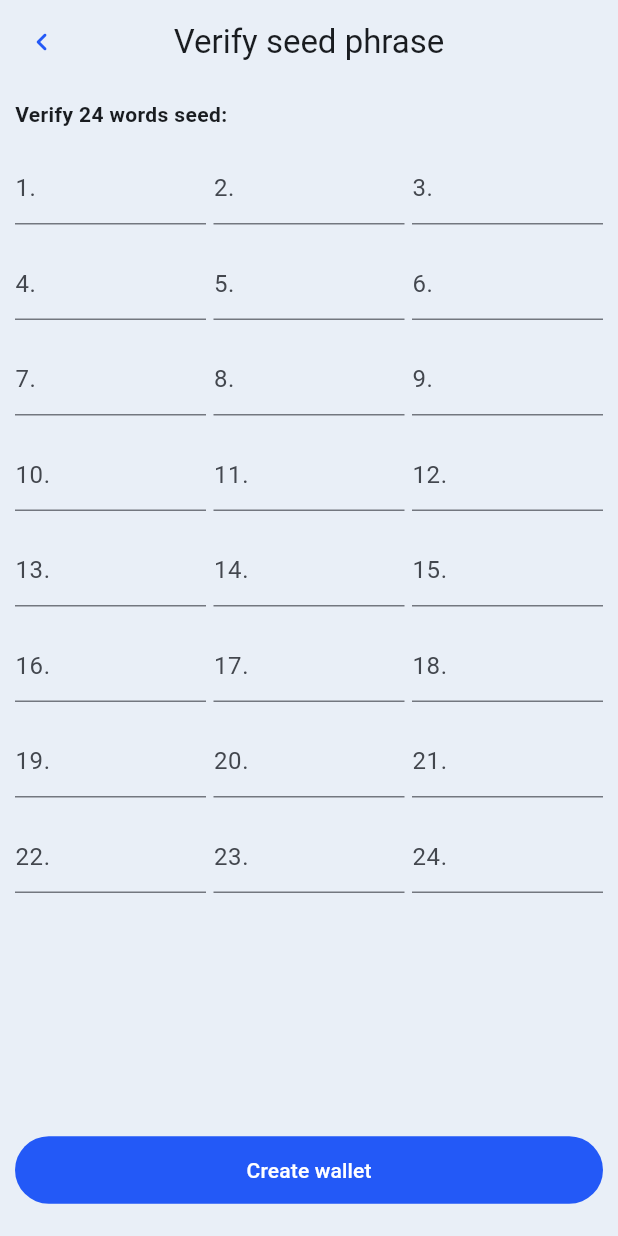
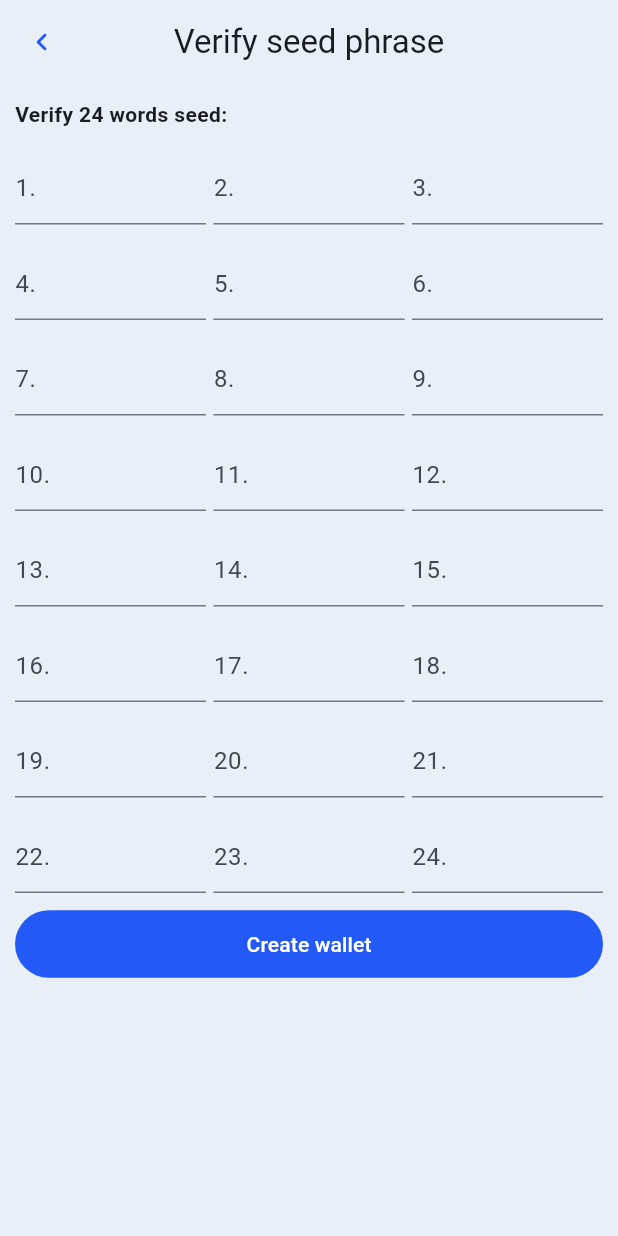
Before and after one commit to steel97/veil_wallet, a Flutter app: the NewWalletSaveSeed widget shown alone on an empty page, opened directly, after a tap on "Next", on a phone screen of 412 x 824 dp. Run offline on Flutter 3.47's test engine with Material 2 defaults, Android fonts, the phone set to English and light mode, and no system bars; our stand-ins replace file_picker, flutter_secure_storage, local_auth; missing offline and left inert: extended_text, veil_light_plugin; accounts and stored records are empty; generated files the repository leaves out were written again.

```diff
--- a/lib/src/views/new_wallet_save_seed.dart
+++ b/lib/src/views/new_wallet_save_seed.dart
@@ -32,10 +32,7 @@ class NewWalletSaveSeedState extends State<NewWalletSaveSeed> {
         child: Container(
             width: double.infinity,
             margin: const EdgeInsets.fromLTRB(0, 0, 0, 10),
-            child: Column(
-                mainAxisAlignment: MainAxisAlignment.center,
-                crossAxisAlignment: CrossAxisAlignment.center,
-                children: [
+            child: ListView(children: [
               Container(
                   margin: const EdgeInsets.fromLTRB(10, 10, 10, 10),
                   child: TextField(
@@ -53,21 +50,20 @@ class NewWalletSaveSeedState extends State<NewWalletSaveSeed> {
                   margin: const EdgeInsets.fromLTRB(10, 10, 10, 0),
                   width: double.infinity,
                   child: Text(
-                        AppLocalizations.of(context)
-                                ?.saveSeedPhraseDescription ??
+                    AppLocalizations.of(context)?.saveSeedPhraseDescription ??
                         stringNotFoundText,
                     style: const TextStyle(fontWeight: FontWeight.bold),
                     textAlign: TextAlign.left,
                   )),
-                  Expanded(
-                      child: Container(
+              Container(
                   margin: const EdgeInsets.symmetric(horizontal: 10),
                   child: GridView.count(
-                            // Create a grid with 2 columns. If you change the scrollDirection to
-                            // horizontal, this produces 2 rows.
+                    physics: const NeverScrollableScrollPhysics(),
+                    shrinkWrap: true,
+                    //
                     crossAxisCount: 3,
                     childAspectRatio: 2,
-                            crossAxisSpacing: 10,
+                    crossAxisSpacing: 5,
                     // Generate 100 widgets that display their index in the List.
                     children: BaseStaticState.newWalletWords
                         .asMap()
@@ -87,19 +83,17 @@ class NewWalletSaveSeedState extends State<NewWalletSaveSeed> {
                                   readOnly: true,
                                   decoration: InputDecoration(
                                     contentPadding:
-                                                const EdgeInsets.only(
-                                                    bottom: 0.0),
-                                            border:
-                                                const UnderlineInputBorder(),
+                                        const EdgeInsets.only(bottom: 0.0),
+                                    border: const UnderlineInputBorder(),
                                     hintText: '${entry.key + 1}.',
                                   ),
                                   controller: txt))
                         ],
                       );
                     }).toList(),
-                          ))),
+                  )),
               Container(
-                    margin: const EdgeInsets.fromLTRB(10, 0, 10, 10),
+                margin: const EdgeInsets.fromLTRB(10, 10, 10, 10),
                 child: OutlinedButton.icon(
                   style: FilledButton.styleFrom(
                       minimumSize: const Size.fromHeight(45)),
--- a/lib/src/views/new_wallet_verify_seed.dart
+++ b/lib/src/views/new_wallet_verify_seed.dart
@@ -32,10 +32,7 @@ class NewWalletVerifySeedState extends State<NewWalletVerifySeed> {
             child: Container(
               width: double.infinity,
               margin: const EdgeInsets.fromLTRB(0, 0, 0, 10),
-              child: Column(
-                  mainAxisAlignment: MainAxisAlignment.center,
-                  crossAxisAlignment: CrossAxisAlignment.center,
-                  children: [
+              child: ListView(children: [
                 Container(
                     margin: const EdgeInsets.fromLTRB(10, 10, 10, 0),
                     width: double.infinity,
@@ -46,12 +43,12 @@ class NewWalletVerifySeedState extends State<NewWalletVerifySeed> {
                       style: const TextStyle(fontWeight: FontWeight.bold),
                       textAlign: TextAlign.left,
                     )),
-                    Expanded(
-                        child: Container(
+                Container(
                     margin: const EdgeInsets.symmetric(horizontal: 10),
                     child: GridView.count(
-                              // Create a grid with 2 columns. If you change the scrollDirection to
-                              // horizontal, this produces 2 rows.
+                      physics: const NeverScrollableScrollPhysics(),
+                      shrinkWrap: true,
+                      //
                       crossAxisCount: 3,
                       childAspectRatio: 2,
                       crossAxisSpacing: 5,
@@ -82,8 +79,8 @@ class NewWalletVerifySeedState extends State<NewWalletVerifySeed> {
                                   return tres;
                                 }
 
-                                        var expectedWord = BaseStaticState
-                                            .newWalletWords[index];
+                                var expectedWord =
+                                    BaseStaticState.newWalletWords[index];
                                 if (expectedWord != word) {
                                   return AppLocalizations.of(context)
                                       ?.seedWordNotMatch;
@@ -101,9 +98,9 @@ class NewWalletVerifySeedState extends State<NewWalletVerifySeed> {
                           ],
                         );
                       }),
-                            ))),
+                    )),
                 Container(
-                      margin: const EdgeInsets.fromLTRB(10, 0, 10, 10),
+                  margin: const EdgeInsets.fromLTRB(10, 10, 10, 10),
                   child: FilledButton(
                     style: FilledButton.styleFrom(
                         minimumSize: const Size.fromHeight(45)),
@@ -135,8 +132,7 @@ class NewWalletVerifySeedState extends State<NewWalletVerifySeed> {
                         BaseStaticState.walletMnemonic =
                             BaseStaticState.newWalletWords;
                         BaseStaticState.newWalletWords = [];
-                            Navigator.of(context)
-                                .push(_createBiometricsRoute());
+                        Navigator.of(context).push(_createBiometricsRoute());
                       }
                     },
                     child: Text(
```
Also changed, not shown: lib/src/views/import_seed.dart (+11 -18 lines). Lines whose indentation alone changed are shown as unchanged.
